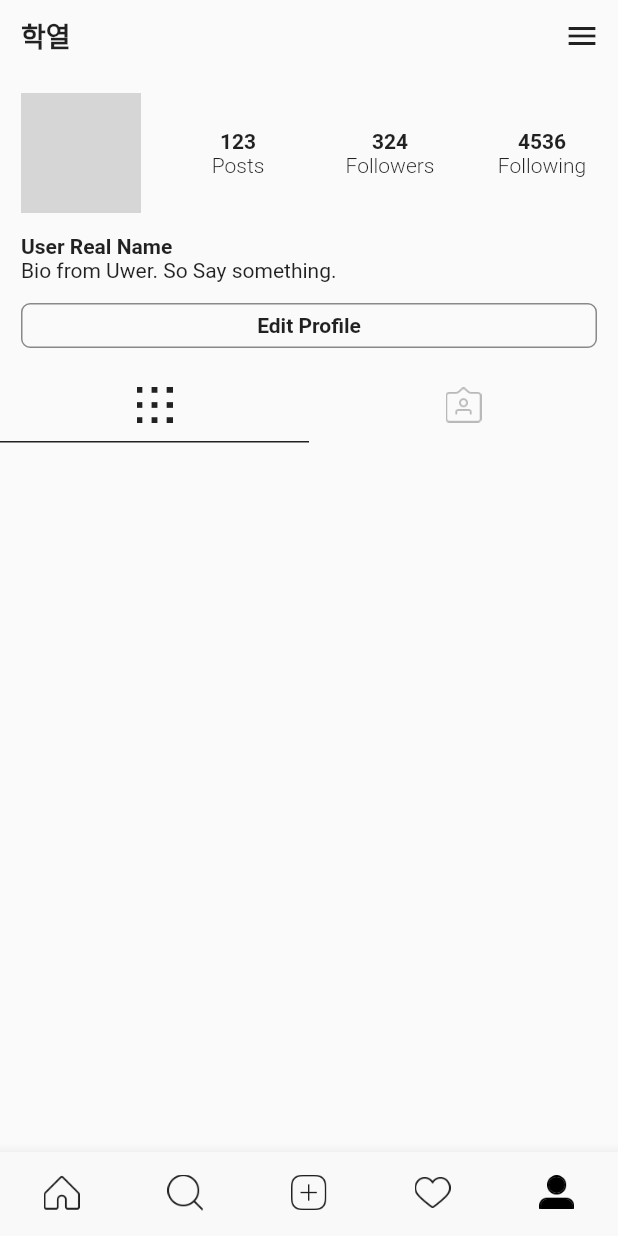
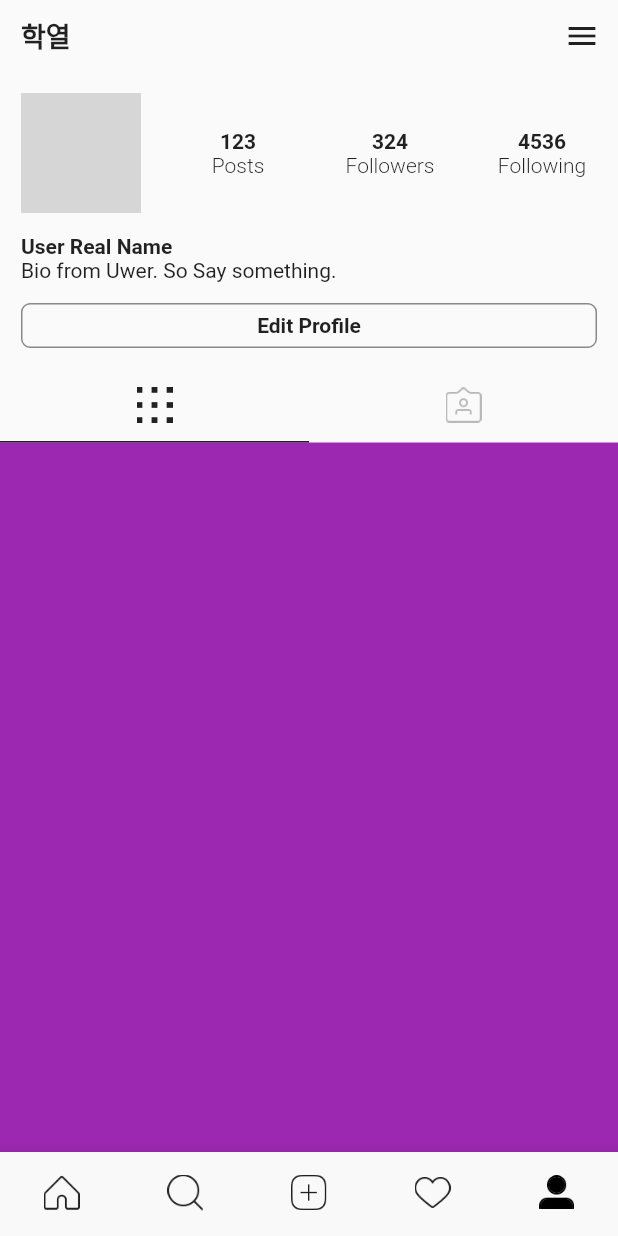
Before and after one commit to nsign001/instagram_clone-1, a Flutter app: the screen it shows after launch, item 5 of the bottom bar chosen, on a phone screen of 412 x 824 dp. Run offline on Flutter 3.47's test engine with Material 2 defaults, Android fonts, the phone set to English and light mode, and no system bars; our stand-ins replace cached_network_image; network calls fail; grey boxes are pictures that could not be loaded.

Commit message:
커스텀 Tab 애니메이션

```diff
--- a/lib/screens/profile_page.dart
+++ b/lib/screens/profile_page.dart
@@ -13,6 +13,8 @@ class _ProfilePageState extends State<ProfilePage> {
   int duration = 200;
   AlignmentGeometry tabAlign = Alignment.centerLeft;
   bool _tabIconGridselected = true;
+  double _gridMargin = 0;
+  double _myImgGridMargin = size.width;
 
   @override
   Widget build(BuildContext context) {
@@ -78,7 +80,8 @@ class _ProfilePageState extends State<ProfilePage> {
                       _getTabIconButtons,
                       _getAnimatedSeletedbar,
                     ]),
-                  )
+                  ),
+                  _getImageGrid(context),
                 ],
               ),
             ),
@@ -87,6 +90,28 @@ class _ProfilePageState extends State<ProfilePage> {
       ),
     );
   }
+
+  SliverToBoxAdapter _getImageGrid(BuildContext context) => SliverToBoxAdapter(
+          child: Stack(
+        children: <Widget>[
+          AnimatedContainer(
+            duration: Duration(milliseconds: 200),
+            height: size.height * 2,
+            width: size.width,
+            transform: Matrix4.translationValues(_gridMargin, 0, 0),
+            curve: Curves.easeInOut,
+            color: Colors.purple,
+          ),
+          AnimatedContainer(
+            duration: Duration(milliseconds: 200),
+            height: size.height * 2,
+            width: size.width,
+            transform: Matrix4.translationValues(_myImgGridMargin, 0, 0),
+            curve: Curves.easeInOut,
+            color: Colors.yellow,
+          ),
+        ],
+      ));
 
   Padding _username() {
     return Padding(
@@ -198,7 +223,8 @@ class _ProfilePageState extends State<ProfilePage> {
           Expanded(
             child: IconButton(
               icon: ImageIcon(AssetImage('assets/grid.png'),
-                  color: _tabIconGridselected ? Colors.black87 : Colors.black26),
+                  color:
+                      _tabIconGridselected ? Colors.black87 : Colors.black26),
               onPressed: () {
                 _setTab(true);
               },
@@ -207,7 +233,8 @@ class _ProfilePageState extends State<ProfilePage> {
           Expanded(
             child: IconButton(
               icon: ImageIcon(AssetImage('assets/saved.png'),
-                  color: _tabIconGridselected ? Colors.black26 : Colors.black87),
+                  color:
+                      _tabIconGridselected ? Colors.black26 : Colors.black87),
               onPressed: () {
                 _setTab(false);
               },
@@ -234,9 +261,13 @@ class _ProfilePageState extends State<ProfilePage> {
       if (tabLeft) {
         this.tabAlign = Alignment.centerLeft;
         this._tabIconGridselected = true;
+        this._gridMargin = 0;
+        this._myImgGridMargin = size.width;
       } else {
         this.tabAlign = Alignment.centerRight;
         this._tabIconGridselected = false;
+        this._gridMargin = -size.width;
+        this._myImgGridMargin = 0;
       }
     });
   }
```
